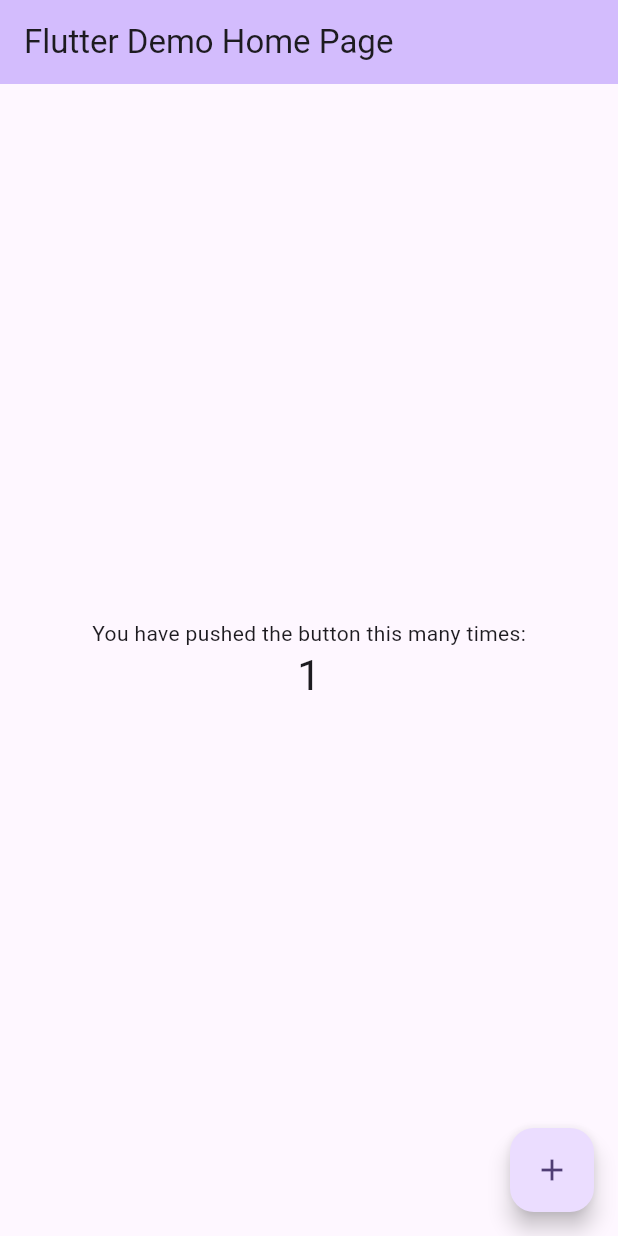
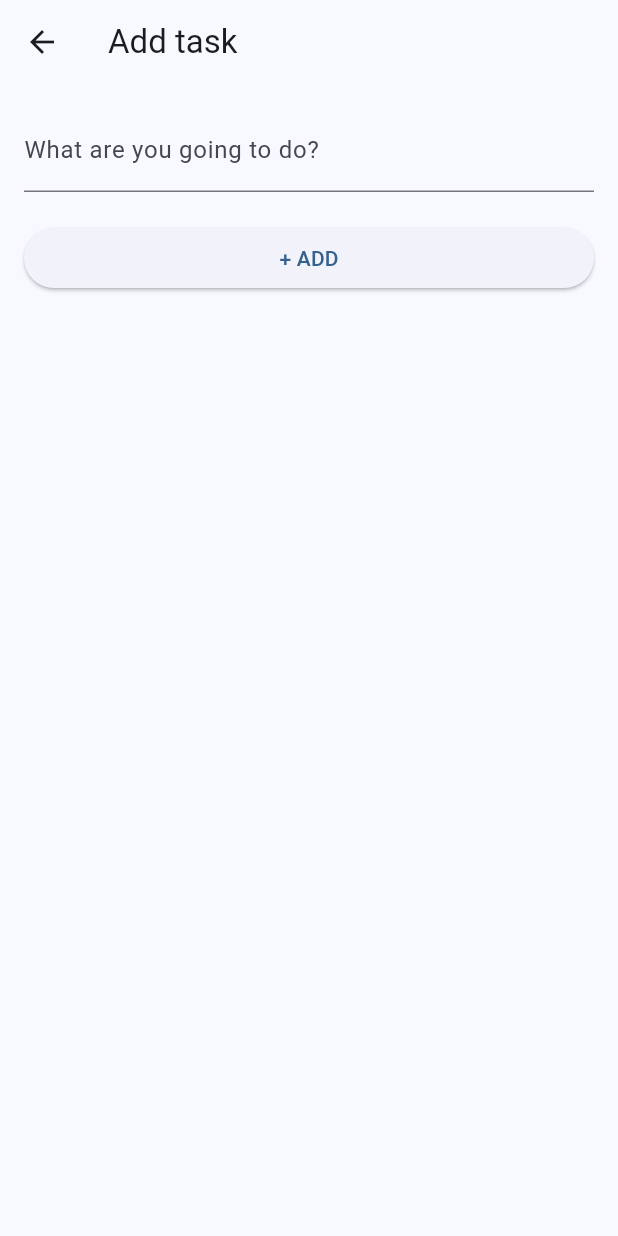
Before and after one commit to gu-tig333-ht24/gustraho, a Flutter app: the screen it shows after launch, after a tap on the "add" icon, on a phone screen of 412 x 824 dp. Run offline on Flutter 3.47's test engine with Material 3 defaults, Android fonts, the phone set to English and light mode, and no system bars.

Commit message:
Färdig med steg 1

```diff
--- a/lib/main.dart
+++ b/lib/main.dart
@@ -7,119 +7,94 @@ void main() {
 class MyApp extends StatelessWidget {
   const MyApp({super.key});
 
-  // This widget is the root of your application.
   @override
   Widget build(BuildContext context) {
     return MaterialApp(
-      title: 'Flutter Demo',
+      title: 'TODO App',
       theme: ThemeData(
-        // This is the theme of your application.
-        //
-        // TRY THIS: Try running your application with "flutter run". You'll see
-        // the application has a purple toolbar. Then, without quitting the app,
-        // try changing the seedColor in the colorScheme below to Colors.green
-        // and then invoke "hot reload" (save your changes or press the "hot
-        // reload" button in a Flutter-supported IDE, or press "r" if you used
-        // the command line to start the app).
-        //
-        // Notice that the counter didn't reset back to zero; the application
-        // state is not lost during the reload. To reset the state, use hot
-        // restart instead.
-        //
-        // This works for code too, not just values: Most code changes can be
-        // tested with just a hot reload.
-        colorScheme: ColorScheme.fromSeed(seedColor: Colors.deepPurple),
+        colorScheme: ColorScheme.fromSeed(seedColor: Colors.blue),
         useMaterial3: true,
       ),
-      home: const MyHomePage(title: 'Flutter Demo Home Page'),
+      home: const TodoListPage(), // Första sidan
     );
   }
 }
 
-class MyHomePage extends StatefulWidget {
-  const MyHomePage({super.key, required this.title});
-
-  // This widget is the home page of your application. It is stateful, meaning
-  // that it has a State object (defined below) that contains fields that affect
-  // how it looks.
-
-  // This class is the configuration for the state. It holds the values (in this
-  // case the title) provided by the parent (in this case the App widget) and
-  // used by the build method of the State. Fields in a Widget subclass are
-  // always marked "final".
-
-  final String title;
-
-  @override
-  State<MyHomePage> createState() => _MyHomePageState();
-}
-
-class _MyHomePageState extends State<MyHomePage> {
-  int _counter = 0;
-
-  void _incrementCounter() {
-    setState(() {
-      // This call to setState tells the Flutter framework that something has
-      // changed in this State, which causes it to rerun the build method below
-      // so that the display can reflect the updated values. If we changed
-      // _counter without calling setState(), then the build method would not be
-      // called again, and so nothing would appear to happen.
-      _counter++;
-    });
-  }
+class TodoListPage extends StatelessWidget {
+  const TodoListPage({super.key});
 
   @override
   Widget build(BuildContext context) {
-    // This method is rerun every time setState is called, for instance as done
-    // by the _incrementCounter method above.
-    //
-    // The Flutter framework has been optimized to make rerunning build methods
-    // fast, so that you can just rebuild anything that needs updating rather
-    // than having to individually change instances of widgets.
+    final List<String> todoItems = [
+      'Power nap',
+    ];
+
+    return Scaffold(
+      backgroundColor: Color(0xFFd3eac8),
+      appBar: AppBar(
+        title: const Text('Todo List'),
+        backgroundColor: Color(0xFFafd89d),
+        actions: [
+          IconButton(icon: const Icon(Icons.more_vert), onPressed: () {})
+        ],
+      ),
+      body: ListView.builder(
+        itemCount: todoItems.length,
+        itemBuilder: (context, index) {
+          return ListTile(
+            leading: Checkbox(value: false, onChanged: null),
+            title: Text(todoItems[index]),
+            trailing: const Icon(Icons.close),
+          );
+        },
+      ),
+      floatingActionButton: FloatingActionButton(
+        onPressed: () {
+          // Navigera till den andra sidan
+          Navigator.of(context).push(
+            MaterialPageRoute(builder: (context) => const AddTodoPage()),  // Andra sidan
+          );
+        },
+        child: const Icon(Icons.add),
+      ),
+    );
+  }
+}
+
+class AddTodoPage extends StatelessWidget {
+  const AddTodoPage({super.key});
+
+  @override
+  Widget build(BuildContext context) {
     return Scaffold(
       appBar: AppBar(
-        // TRY THIS: Try changing the color here to a specific color (to
-        // Colors.amber, perhaps?) and trigger a hot reload to see the AppBar
-        // change color while the other colors stay the same.
-        backgroundColor: Theme.of(context).colorScheme.inversePrimary,
-        // Here we take the value from the MyHomePage object that was created by
-        // the App.build method, and use it to set our appbar title.
-        title: Text(widget.title),
+        leading: IconButton(
+          icon: const Icon(Icons.arrow_back),
+          onPressed: () {
+            Navigator.pop(context); // Gå tillbaka till första sidan
+          },
+        ),
+        title: const Text('Add task'),
       ),
-      body: Center(
-        // Center is a layout widget. It takes a single child and positions it
-        // in the middle of the parent.
+      body: Padding(
+        padding: const EdgeInsets.all(16.0),
         child: Column(
-          // Column is also a layout widget. It takes a list of children and
-          // arranges them vertically. By default, it sizes itself to fit its
-          // children horizontally, and tries to be as tall as its parent.
-          //
-          // Column has various properties to control how it sizes itself and
-          // how it positions its children. Here we use mainAxisAlignment to
-          // center the children vertically; the main axis here is the vertical
-          // axis because Columns are vertical (the cross axis would be
-          // horizontal).
-          //
-          // TRY THIS: Invoke "debug painting" (choose the "Toggle Debug Paint"
-          // action in the IDE, or press "p" in the console), to see the
-          // wireframe for each widget.
-          mainAxisAlignment: MainAxisAlignment.center,
-          children: <Widget>[
-            const Text(
-              'You have pushed the button this many times:',
+          crossAxisAlignment: CrossAxisAlignment.stretch,
+          children: [
+            const TextField(
+              decoration: InputDecoration(
+                labelText: 'What are you going to do?',
+              ),
             ),
-            Text(
-              '$_counter',
-              style: Theme.of(context).textTheme.headlineMedium,
+            const SizedBox(height: 20),
+            ElevatedButton(
+              onPressed: () {
+              },
+              child: const Text('+ ADD'),
             ),
           ],
         ),
       ),
-      floatingActionButton: FloatingActionButton(
-        onPressed: _incrementCounter,
-        tooltip: 'Increment',
-        child: const Icon(Icons.add),
-      ), // This trailing comma makes auto-formatting nicer for build methods.
     );
   }
 }
```
Also changed, not shown: pubspec.lock.
